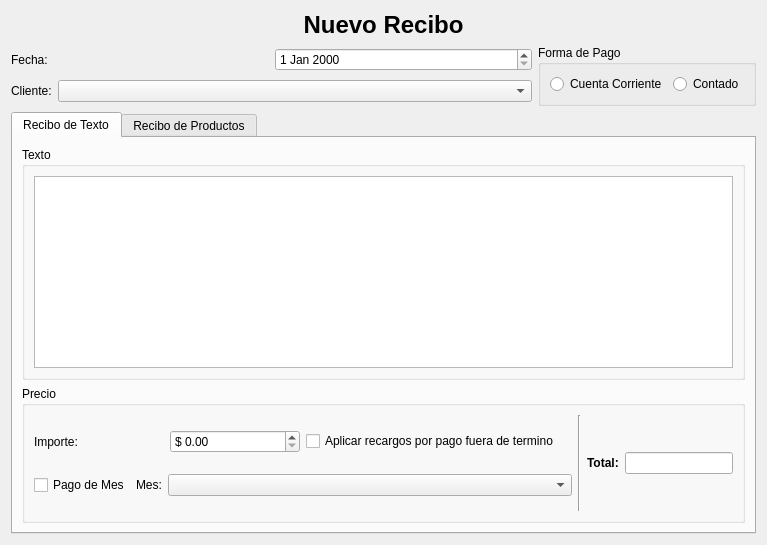
Qt form trunk/plugins/HiComp/FormAgregarReciboBase.ui (chungote/gestotux) before a commit.
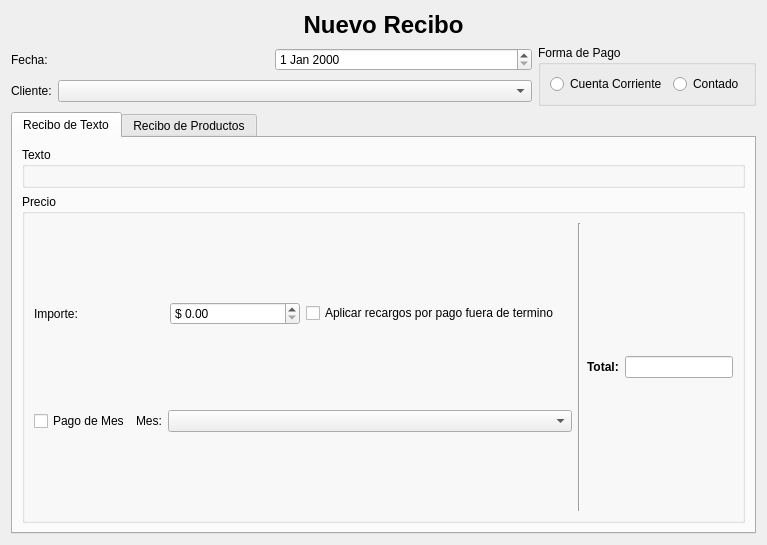
The same form after that commit.

Commit message: modifado editor para que muestre y oculte la barra y modificado los recibos

The edit to the form file:
```diff
--- a/trunk/plugins/HiComp/FormAgregarReciboBase.ui
+++ b/trunk/plugins/HiComp/FormAgregarReciboBase.ui
@@ -107,18 +107,7 @@
          <property name="title" >
           <string>Texto</string>
          </property>
-         <layout class="QGridLayout" >
-          <item row="0" column="0" >
-           <widget class="QTextEdit" name="TETexto" >
-            <property name="sizePolicy" >
-             <sizepolicy vsizetype="MinimumExpanding" hsizetype="Expanding" >
-              <horstretch>0</horstretch>
-              <verstretch>0</verstretch>
-             </sizepolicy>
-            </property>
-           </widget>
-          </item>
-         </layout>
+         <layout class="QGridLayout" />
         </widget>
        </item>
        <item>
```
Left out of the diff: 4 changed lines with no effect on the pictures. The commit also changes 9 other files.
